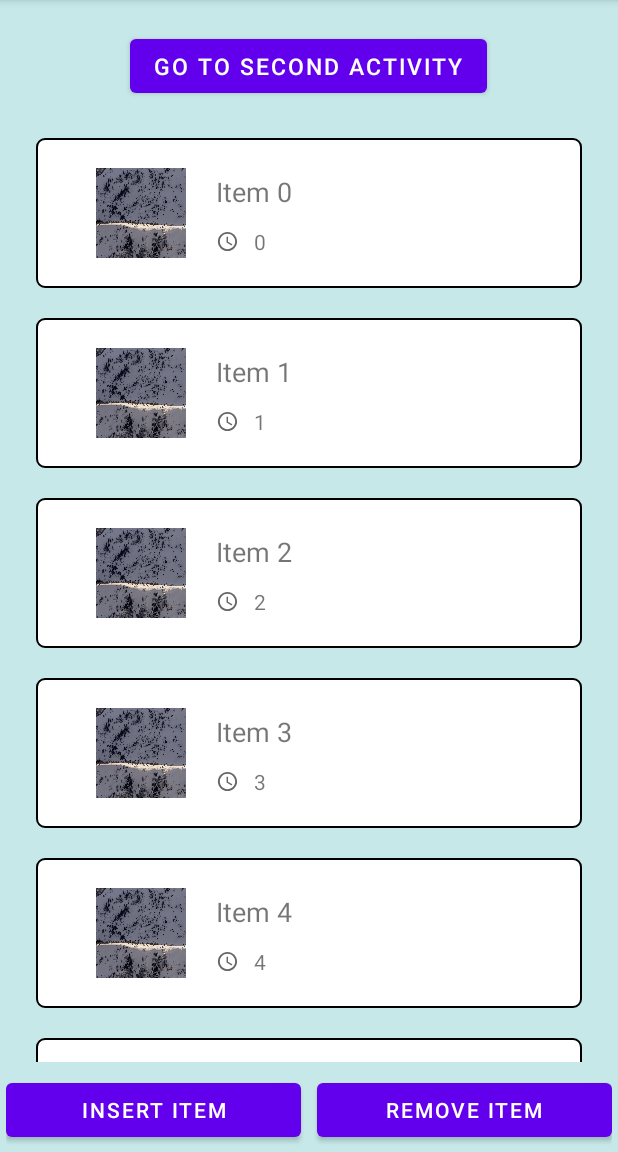
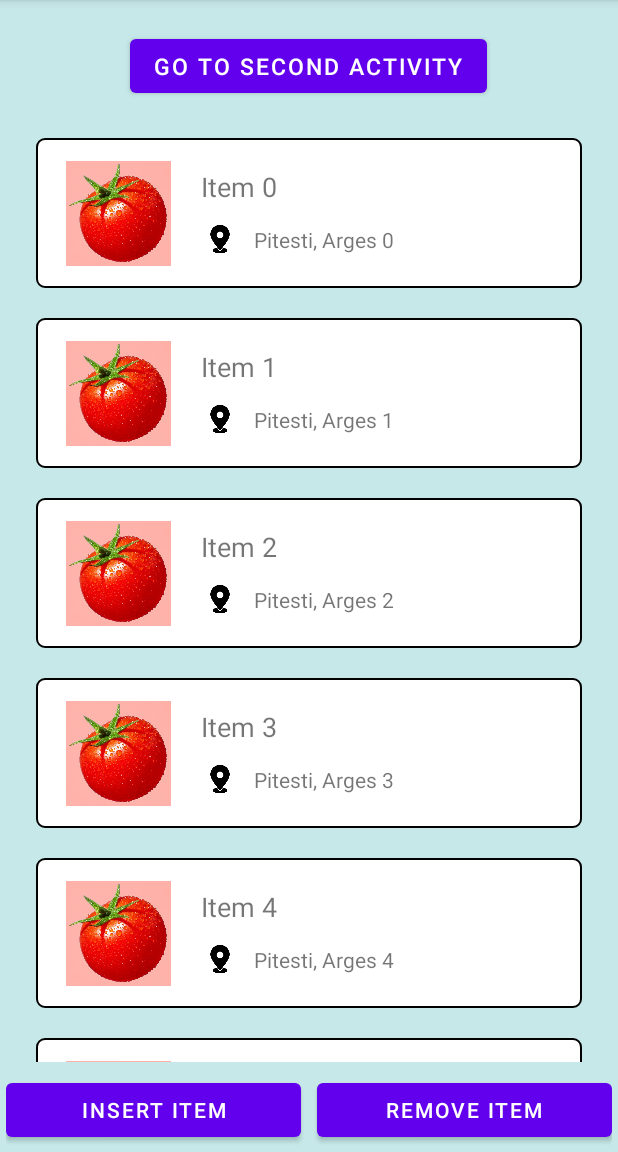
Before and after one commit to Natasa-C/Community-Basket, an Android app: the screen it shows after launch (MainActivity), on a phone screen of 412 x 824 dp, the part 84-1236 px from its top. Run offline under Robolectric (Android 15) with nearby library versions, the phone set to English and light mode, and no system bars.

Commit message:
changed product item layout

```diff
--- a/Community-Basket /app/src/main/java/com/example/community_basket/CustomAdapter.kt
+++ b/Community-Basket /app/src/main/java/com/example/community_basket/CustomAdapter.kt
@@ -8,16 +8,15 @@ import android.widget.TextView
 import androidx.constraintlayout.widget.ConstraintLayout
 import androidx.core.content.ContextCompat
 import androidx.recyclerview.widget.RecyclerView
-import com.example.community_basket.R
 
 class CustomAdapter(
-    private val localDataSet: List<MovieModel>,
+    private val localDataSet: List<ProductModel>,
     private val itemClickListener: OnItemClickListener
 ) : RecyclerView.Adapter<CustomAdapter.MovieViewHolder>() {
 
     override fun onCreateViewHolder(parent: ViewGroup, viewType: Int): MovieViewHolder {
         val view: View = LayoutInflater.from(parent.context)
-            .inflate(R.layout.movie_item, parent, false)
+            .inflate(R.layout.product_item, parent, false)
         return MovieViewHolder(view)
     }
 
@@ -30,14 +29,14 @@ class CustomAdapter(
     }
 
     inner class MovieViewHolder(view: View) : RecyclerView.ViewHolder(view) {
-        private val title: TextView = view.findViewById(R.id.movie_title)
-        private val duration: TextView = view.findViewById(R.id.tv_duration)
-        private val movieImage: ImageView = view.findViewById(R.id.iv_picture)
+        private val title: TextView = view.findViewById(R.id.product_name)
+        private val duration: TextView = view.findViewById(R.id.product_location)
+        private val movieImage: ImageView = view.findViewById(R.id.iv_product_image)
         private val layout: ConstraintLayout = view.findViewById(R.id.container)
 
 //        onclicklistener here
 
-        fun bind(item: MovieModel, position: Int) {
+        fun bind(item: ProductModel, position: Int) {
             title.text = item.title
             duration.text = item.duration
             movieImage.setImageDrawable(
--- a/Community-Basket /app/src/main/java/com/example/community_basket/FirstFragment.kt
+++ b/Community-Basket /app/src/main/java/com/example/community_basket/FirstFragment.kt
@@ -37,7 +37,7 @@ class FirstFragment : Fragment(R.layout.fragment_first), OnItemClickListener {
         binding.recyclerView.adapter = adapter
         binding.insertButton.setOnClickListener {
             val index = 0
-            val newItem = MovieModel("New item", "$index", R.drawable.iv_picture)
+            val newItem = ProductModel("New item", "$index", R.drawable.iv_product_image)
 
             movieList.add(index, newItem)
             adapter.notifyItemInserted(index)
@@ -55,22 +55,22 @@ class FirstFragment : Fragment(R.layout.fragment_first), OnItemClickListener {
         _binding = null
     }
 
-    private fun generateDummyList(size: Int): MutableList<MovieModel> {
-        val list: MutableList<MovieModel> = ArrayList()
+    private fun generateDummyList(size: Int): MutableList<ProductModel> {
+        val list: MutableList<ProductModel> = ArrayList()
 
         for (i in 0 until size) {
             val imageId = when (i % 3) {
-                0 -> R.drawable.iv_picture
-                1 -> R.drawable.iv_picture
-                else -> R.drawable.iv_picture
+                0 -> R.drawable.iv_product_image
+                1 -> R.drawable.iv_product_image
+                else -> R.drawable.iv_product_image
             }
-            val item = MovieModel("Item $i", "$i", imageId)
+            val item = ProductModel("Item $i", "Pitesti, Arges $i", imageId)
             list += item
         }
         return list
     }
 
-    override fun onItemClick(item: MovieModel) {
+    override fun onItemClick(item: ProductModel) {
 //        Toast.makeText(getContext(), "${item.title} clicked", Toast.LENGTH_SHORT).show()
 
         val bundle = Bundle()
--- a/Community-Basket /app/src/main/java/com/example/community_basket/OnItemClickListener.kt
+++ b/Community-Basket /app/src/main/java/com/example/community_basket/OnItemClickListener.kt
@@ -1,5 +1,5 @@
 package com.example.community_basket
 
 interface OnItemClickListener {
-    fun onItemClick(item: MovieModel)
+    fun onItemClick(item: ProductModel)
 }
--- a/Community-Basket /app/src/main/java/com/example/community_basket/MovieModel.kt
+++ b/Community-Basket /app/src/main/java/com/example/community_basket/ProductModel.kt
@@ -3,7 +3,7 @@ package com.example.community_basket
 import android.os.Parcel
 import android.os.Parcelable
 
-data class MovieModel(
+data class ProductModel(
     val title: String?, val duration: String?, val imageId: Int
 ) : Parcelable {
 
@@ -28,12 +28,12 @@ data class MovieModel(
         return 0
     }
 
-    companion object CREATOR : Parcelable.Creator<MovieModel> {
-        override fun createFromParcel(parcel: Parcel): MovieModel {
-            return MovieModel(parcel)
+    companion object CREATOR : Parcelable.Creator<ProductModel> {
+        override fun createFromParcel(parcel: Parcel): ProductModel {
+            return ProductModel(parcel)
         }
 
-        override fun newArray(size: Int): Array<MovieModel?> {
+        override fun newArray(size: Int): Array<ProductModel?> {
             return arrayOfNulls(size)
         }
     }
--- a/Community-Basket /app/src/main/java/com/example/community_basket/SecondFragment.kt
+++ b/Community-Basket /app/src/main/java/com/example/community_basket/SecondFragment.kt
@@ -15,7 +15,6 @@ import androidx.core.content.ContextCompat
 import androidx.databinding.DataBindingUtil
 import androidx.fragment.app.Fragment
 import com.example.community_basket.databinding.FragmentSecondBinding
-import com.example.community_basket.R
 
 
 class SecondFragment : Fragment(R.layout.fragment_second) {
@@ -45,7 +44,7 @@ class SecondFragment : Fragment(R.layout.fragment_second) {
             val title = bundle.getString(FirstFragment.MOVIE_TITLE)
             dataBinding.movieTitleFragment.text = title
 //            (view.findViewById(R.id.movie_title_fragment) as TextView).text = title
-            val movie: MovieModel? = bundle.getParcelable(FirstFragment.MOVIE)
+            val movie: ProductModel? = bundle.getParcelable(FirstFragment.MOVIE)
             if (movie != null) {
                 dataBinding.movieTitleFragment.text = movie.title
                 dataBinding.tvDuration.text = movie.duration
--- a/Community-Basket /app/src/main/res/layout/fragment_first.xml
+++ b/Community-Basket /app/src/main/res/layout/fragment_first.xml
@@ -13,7 +13,7 @@
         android:padding="4sp"
         android:layout_above="@id/buttons"
         app:layoutManager="androidx.recyclerview.widget.LinearLayoutManager"
-        tools:listitem="@layout/movie_item" />
+        tools:listitem="@layout/product_item" />
 
     <LinearLayout
         android:id="@+id/buttons"
--- a/Community-Basket /app/src/main/res/layout/fragment_second.xml
+++ b/Community-Basket /app/src/main/res/layout/fragment_second.xml
@@ -28,11 +28,11 @@
             tools:srcCompat="@tools:sample/backgrounds/scenic" />
 
         <ImageView
-            android:id="@+id/iv_clock"
+            android:id="@+id/location_icon"
             android:layout_width="50dp"
             android:layout_height="50dp"
             android:layout_marginTop="10dp"
-            android:src="@drawable/iv_clock"
+            android:src="@drawable/location_icon"
             />
 
         <TextView
@@ -43,7 +43,7 @@
             android:textSize="25sp"
             tools:text="149min"
 
-            app:layout_constraintStart_toEndOf="@id/iv_clock"
+            app:layout_constraintStart_toEndOf="@id/location_icon"
             />
 
 
--- a/Community-Basket /app/src/main/res/layout/movie_item.xml
+++ /dev/null
@@ -1,64 +0,0 @@
-<?xml version="1.0" encoding="utf-8"?>
-<androidx.constraintlayout.widget.ConstraintLayout xmlns:android="http://schemas.android.com/apk/res/android"
-    xmlns:app="http://schemas.android.com/apk/res-auto"
-    xmlns:tools="http://schemas.android.com/tools"
-    android:id="@+id/container"
-    android:layout_width="match_parent"
-    android:layout_height="100dp"
-    android:layout_marginStart="20dp"
-    android:layout_marginTop="20dp"
-    android:layout_marginEnd="20dp"
-    android:background="@drawable/bg_movie_item"
-    android:padding="20dp">
-
-    <ImageView
-        android:id="@+id/iv_picture"
-        android:layout_width="60dp"
-        android:layout_height="60dp"
-        android:layout_marginStart="20dp"
-        android:layout_marginLeft="20dp"
-        android:scaleType="centerCrop"
-
-        android:src="@drawable/iv_picture"
-        app:layout_constraintBottom_toBottomOf="parent"
-        app:layout_constraintStart_toStartOf="parent"
-        app:layout_constraintTop_toTopOf="parent" />
-
-    <TextView
-        android:id="@+id/movie_title"
-        android:layout_width="wrap_content"
-        android:layout_height="wrap_content"
-        android:layout_marginStart="20dp"
-        android:layout_marginLeft="20dp"
-        android:textSize="18sp"
-
-        app:layout_constraintBottom_toTopOf="@id/iv_clock"
-        app:layout_constraintStart_toEndOf="@id/iv_picture"
-        app:layout_constraintTop_toTopOf="parent"
-        tools:text="Avengers: Infinity War" />
-
-    <ImageView
-        android:id="@+id/iv_clock"
-        android:layout_width="15dp"
-        android:layout_height="15dp"
-        android:layout_marginTop="10dp"
-        android:src="@drawable/iv_clock"
-
-        app:layout_constraintBottom_toBottomOf="parent"
-        app:layout_constraintStart_toStartOf="@id/movie_title"
-        app:layout_constraintTop_toBottomOf="@id/movie_title"
-        tools:ignore="ContentDescription" />
-
-    <TextView
-        android:id="@+id/tv_duration"
-        android:layout_width="wrap_content"
-        android:layout_height="wrap_content"
-        android:layout_marginStart="10dp"
-        android:layout_marginLeft="10dp"
-
-        app:layout_constraintBottom_toBottomOf="@id/iv_clock"
-        app:layout_constraintStart_toEndOf="@id/iv_clock"
-        app:layout_constraintTop_toTopOf="@id/iv_clock"
-        tools:text="149min" />
-
-</androidx.constraintlayout.widget.ConstraintLayout>
--- /dev/null
+++ b/Community-Basket /app/src/main/res/layout/product_item.xml
@@ -0,0 +1,87 @@
+<?xml version="1.0" encoding="utf-8"?>
+<androidx.constraintlayout.widget.ConstraintLayout xmlns:android="http://schemas.android.com/apk/res/android"
+    xmlns:app="http://schemas.android.com/apk/res-auto"
+    xmlns:tools="http://schemas.android.com/tools"
+    android:id="@+id/container"
+    android:layout_width="match_parent"
+    android:layout_height="100dp"
+    android:layout_marginStart="20dp"
+    android:layout_marginTop="20dp"
+    android:layout_marginEnd="20dp"
+    android:background="@drawable/bg_product_item"
+    android:padding="10dp">
+
+    <ImageView
+        android:id="@+id/iv_product_image"
+        android:layout_width="70dp"
+        android:layout_height="70dp"
+        android:layout_marginStart="10dp"
+        android:layout_marginLeft="0dp"
+        android:scaleType="centerCrop"
+
+        app:layout_constraintBottom_toBottomOf="parent"
+        app:layout_constraintStart_toStartOf="parent"
+        app:layout_constraintTop_toTopOf="parent" />
+
+    <TextView
+        android:id="@+id/product_name"
+        android:layout_width="wrap_content"
+        android:layout_height="wrap_content"
+        android:layout_marginStart="20dp"
+        android:layout_marginLeft="20dp"
+        android:textSize="18sp"
+
+        app:layout_constraintBottom_toTopOf="@id/location_icon"
+        app:layout_constraintStart_toEndOf="@id/iv_product_image"
+        app:layout_constraintTop_toTopOf="parent"
+        tools:text="Product name" />
+
+    <ImageView
+        android:id="@+id/location_icon"
+        android:layout_width="25dp"
+        android:layout_height="25dp"
+        android:src="@drawable/location_icon"
+
+        app:layout_constraintBottom_toBottomOf="parent"
+        app:layout_constraintStart_toStartOf="@id/product_name"
+        app:layout_constraintTop_toBottomOf="@id/product_name"
+        tools:ignore="ContentDescription" />
+
+    <TextView
+        android:id="@+id/product_location"
+        android:layout_width="wrap_content"
+        android:layout_height="wrap_content"
+        android:layout_marginStart="10dp"
+        android:layout_marginLeft="10dp"
+
+        app:layout_constraintBottom_toBottomOf="@id/location_icon"
+        app:layout_constraintStart_toEndOf="@id/location_icon"
+        app:layout_constraintTop_toTopOf="@id/location_icon"
+        tools:text="149min" />
+
+    <TextView
+        android:id="@+id/product_price"
+        android:layout_width="60dp"
+        android:layout_height="60dp"
+        android:layout_marginLeft="10dp"
+        android:textSize="40sp"
+        android:autoSizeTextType="uniform"
+        android:gravity="center"
+        app:layout_constraintEnd_toEndOf="parent"
+        app:layout_constraintTop_toTopOf="parent"
+        android:textColor="@color/teal_700"
+        android:textStyle="bold"
+        tools:text="15"
+        android:layout_marginStart="10dp" />
+
+    <TextView
+        android:layout_width="62dp"
+        android:layout_height="wrap_content"
+        android:textSize="15sp"
+        android:gravity="center"
+        app:layout_constraintBottom_toBottomOf="parent"
+        app:layout_constraintStart_toStartOf="@id/product_price"
+        app:layout_constraintTop_toBottomOf="@id/product_price"
+        tools:text="lei/kg" />
+
+</androidx.constraintlayout.widget.ConstraintLayout>
```
Also changed, not shown: Community-Basket /app/src/main/res/drawable-v24/bg_product_item.xml (renamed from Community-Basket /app/src/main/res/drawable-v24/bg_movie_item.xml), Community-Basket /app/src/main/res/drawable/iv_product_image.jpg (added), Community-Basket /app/src/main/res/drawable/location_icon.png (added).
